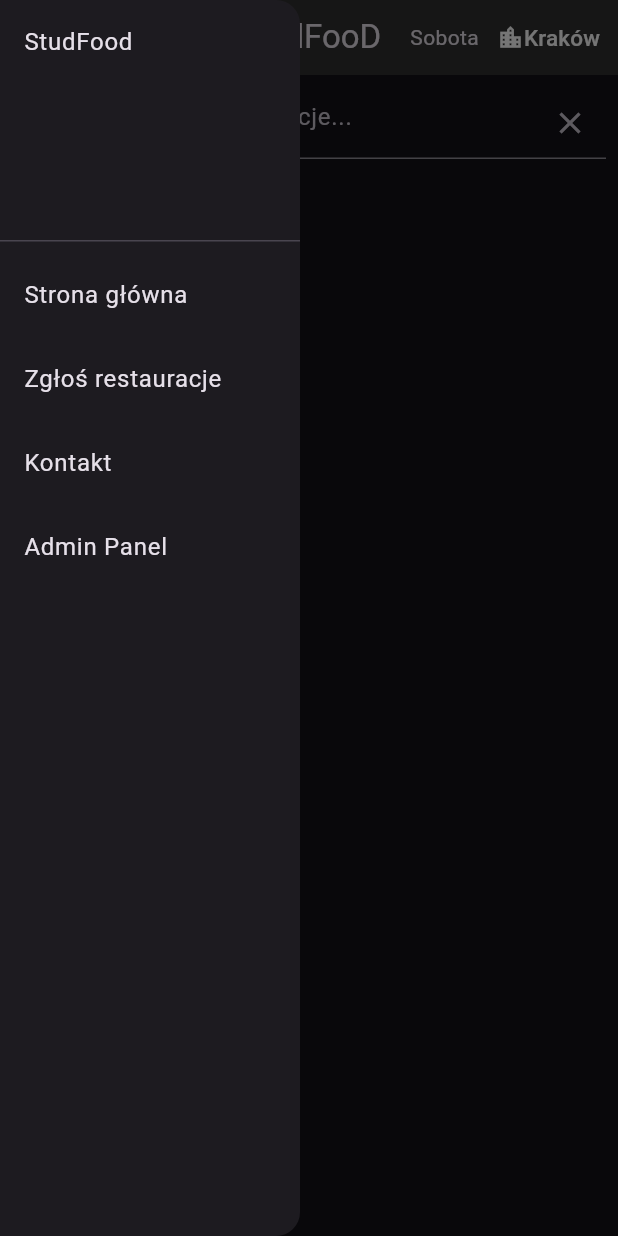
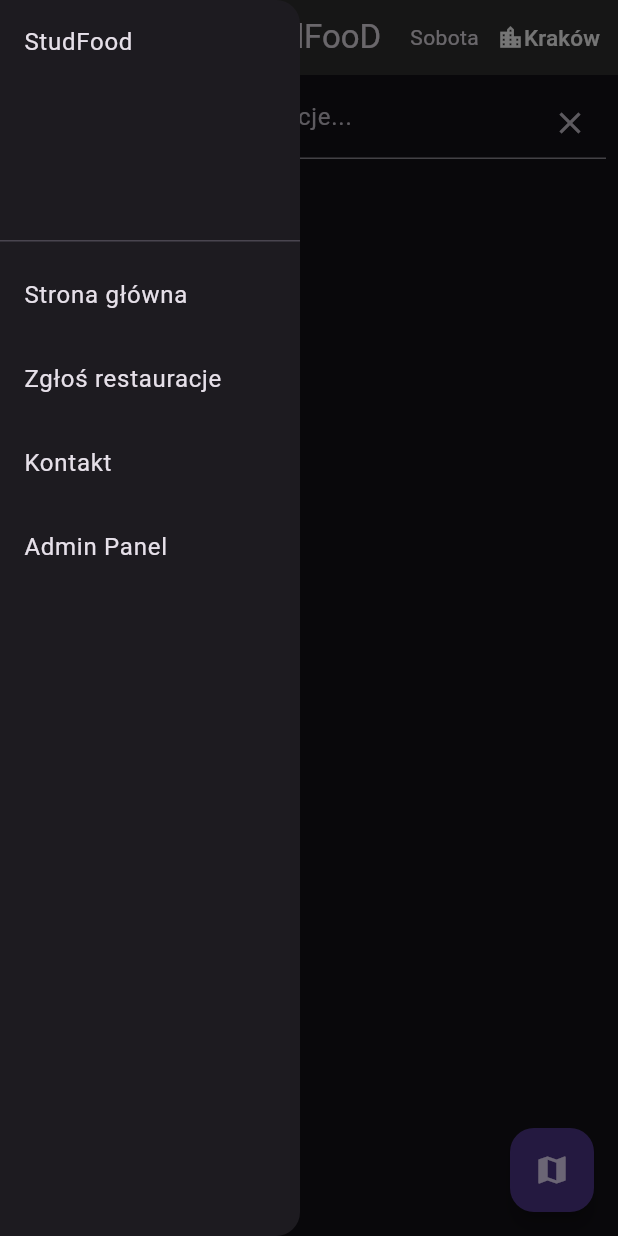
Before and after one commit to EleXxX214/studfood_final, a Flutter app: the screen it shows after launch, with the side drawer open, on a phone screen of 412 x 824 dp. Run offline on Flutter 3.47's test engine with Material 3 defaults, Android fonts, the phone set to English and light mode, and no system bars; our stand-ins replace cloud_firestore, firebase_core, firebase_storage, google_maps_flutter, logger; missing offline and left inert: number_editing_controller; accounts and stored records are empty.

Commit message:
Added map button

```diff
--- a/lib/pages/homepage.dart
+++ b/lib/pages/homepage.dart
@@ -61,6 +61,10 @@ class _HomePageState extends State<HomePage> {
 
     return Scaffold(
       appBar: const MyAppBar(),
+      floatingActionButton: FloatingActionButton(
+        onPressed: () => Navigator.pushNamed(context, "MapPage"),
+        child: const Icon(Icons.map),
+      ),
       drawer: const MyDrawer(),
       body: GestureDetector(
         onTap: () {
```
